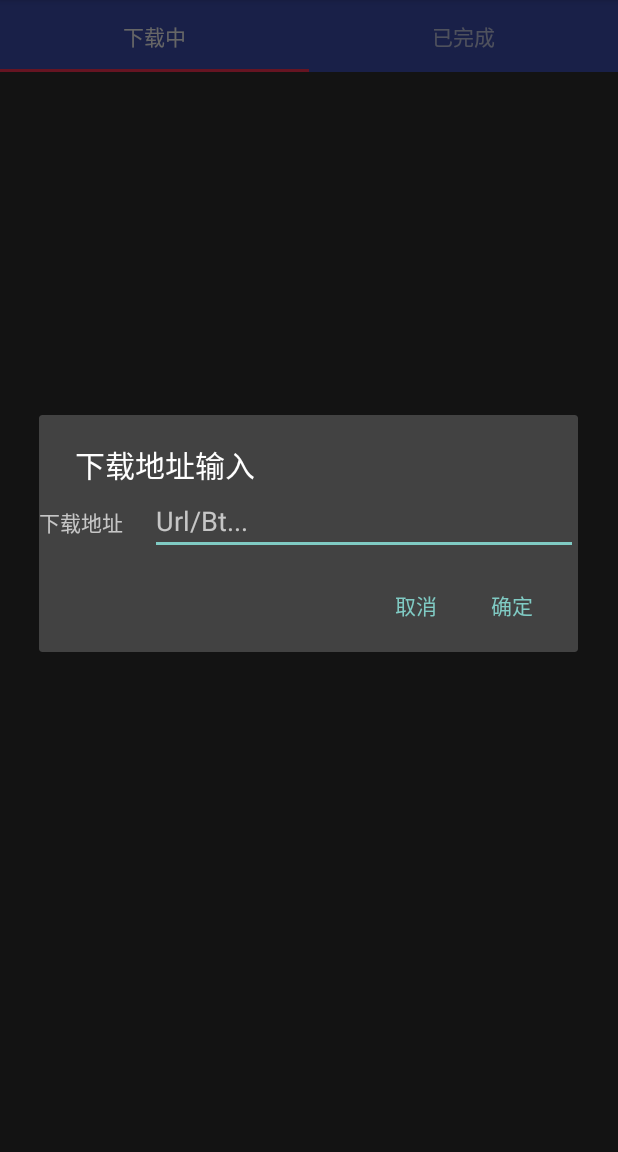
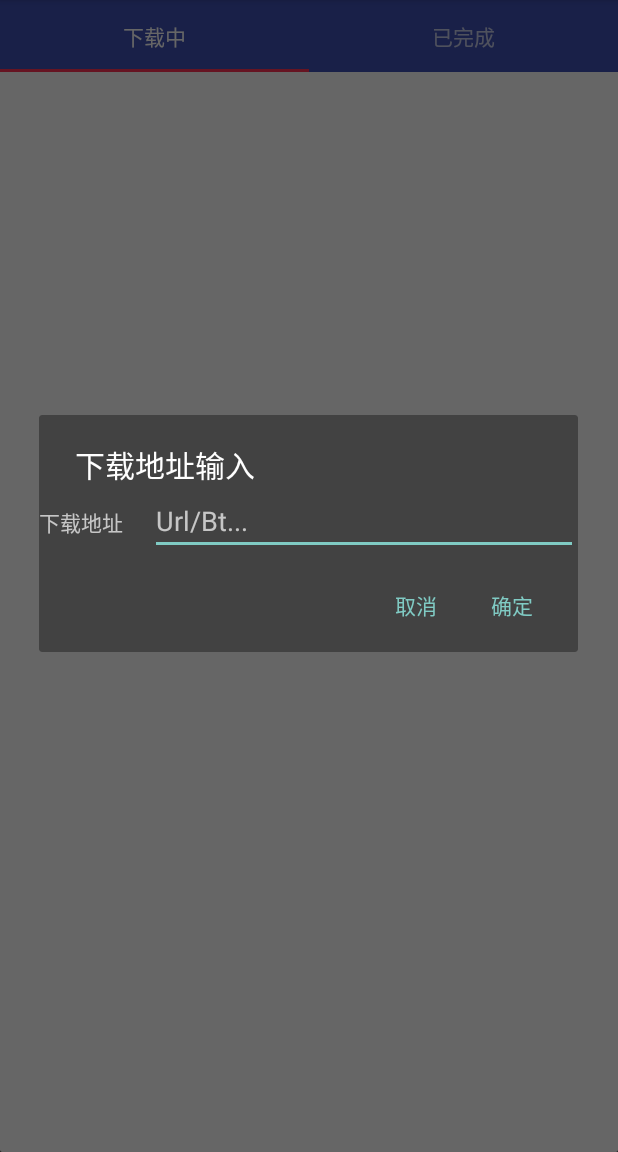
Before and after one commit to MYCROW/DemoProject, an Android app: the screen it shows after launch (MainActivity), after a tap on "添加", on a phone screen of 412 x 824 dp, the part 84-1236 px from its top. Run offline under Robolectric (Android 15) with nearby library versions, the phone set to English and light mode, and no system bars.

Commit message:
Complete modify the func show()

```diff
--- a/app/src/main/java/com/example/crow/demoproject/MainActivity.java
+++ b/app/src/main/java/com/example/crow/demoproject/MainActivity.java
@@ -6,6 +6,8 @@ import android.app.AlertDialog;
 import android.content.Context;
 import android.content.DialogInterface;
 import android.content.pm.PackageManager;
+import android.graphics.drawable.Drawable;
+import android.os.Build;
 import android.support.v4.app.ActivityCompat;
 import android.support.v4.app.Fragment;
 import android.content.Intent;
@@ -14,6 +16,7 @@ import android.support.design.widget.TabLayout;
 import android.support.v4.app.FragmentActivity;
 import android.support.v4.app.FragmentManager;
 import android.support.v4.app.FragmentPagerAdapter;
+import android.support.v4.content.ContextCompat;
 import android.support.v4.view.ViewPager;
 import android.util.Log;
 import android.view.LayoutInflater;
@@ -67,10 +70,6 @@ public class MainActivity extends FragmentActivity implements DownloadFragment.D
     protected void onCreate(Bundle savedInstanceState) {
         super.onCreate(savedInstanceState);
 
-        //LinearLayout linearLayout = findViewById(R.id.main_line);
-
-        //linearLayout.setBackground();
-
         setContentView(R.layout.activity_main);
         pagerAdapter = new MainFragmentPagerAdapter(getSupportFragmentManager(), this);
         viewPager = findViewById(R.id.viewPager);
@@ -92,25 +91,29 @@ public class MainActivity extends FragmentActivity implements DownloadFragment.D
         tabLayout = findViewById(R.id.tabList);
         tabLayout.setupWithViewPager(viewPager);
         tabLayout.setTabMode(TabLayout.MODE_FIXED);
-
+//        用Shape绘制tabLayout控件
+//        Drawable tab_background = ContextCompat.getDrawable(this,R.drawable.tab_background);
+//        if (Build.VERSION.SDK_INT >= Build.VERSION_CODES.JELLY_BEAN) {
+//            tabLayout.setBackground(tab_background);
+//        } else {
+//            tabLayout.setBackgroundDrawable(tab_background);
+//        }
         verifyStoragePermissions(this);
 
         nullflag =true;
         loadFragment();
+
+        Drawable main_background = ContextCompat.getDrawable(this,R.drawable.main_background);
+        LinearLayout linearLayout = findViewById(R.id.main_line);
+        if (Build.VERSION.SDK_INT >= Build.VERSION_CODES.JELLY_BEAN) {
+            linearLayout.setBackground(main_background);
+        } else {
+            linearLayout.setBackgroundDrawable(main_background);
+        }
     }
 
     /**确保DownloadFragment和FinishFragment不为null**/
     void loadFragment(){
-//        if(getFinishFragment && getFinishFragment)
-//            return;
-//        if(pagerAdapter.getDownloadFragment == true) {
-//            this.downloadFragment = pagerAdapter.downloadFragment;
-//            getDownloadFragment = true;
-//        }
-//        if(pagerAdapter.getFinishFragment == true){
-//            this.finishFragment = pagerAdapter.finishFragment;
-//            getFinishFragment = true;
-//        }
         if(pagerAdapter.downloadFragment != null) {
             downloadFragment = pagerAdapter.downloadFragment;
             nullflag = false;
--- a/app/src/main/res/drawable/button_shape.xml
+++ b/app/src/main/res/drawable/button_shape.xml
@@ -3,19 +3,13 @@
 <shape xmlns:android="http://schemas.android.com/apk/res/android"
     android:shape="rectangle">
     <!-- solid指定形状的填充色，只有android:color一个属性 -->
-    <solid android:color="#2F90BD" />
-    <!-- padding设置内容区域离边界的间距 -->
-    <!--<padding-->
-        <!--android:bottom="12dp"-->
-        <!--android:left="12dp"-->
-        <!--android:right="12dp"-->
-        <!--android:top="12dp" />-->
+    <solid android:color="@color/colorButton" />
     <!-- corners设置圆角，只适用于rectangle -->
-    <corners android:radius="200dp" />
+    <corners android:radius="20dp" />
     <!-- stroke设置描边 -->
-    <stroke
-        android:width="2dp"
-        android:color="@android:color/darker_gray"
-        android:dashGap="4dp"
-        android:dashWidth="4dp" />
+    <!--<stroke-->
+        <!--android:width="2dp"-->
+        <!--android:color="@android:color/darker_gray"-->
+        <!--android:dashGap="4dp"-->
+        <!--android:dashWidth="4dp" />-->
 </shape>
--- /dev/null
+++ b/app/src/main/res/drawable/main_background.xml
@@ -0,0 +1,13 @@
+<?xml version="1.0" encoding="utf-8"?>
+<shape xmlns:android="http://schemas.android.com/apk/res/android"
+    android:shape="rectangle">
+    <!--填充颜色-->
+    <solid android:color="@color/colorBackground"/>
+    <!--圆角大小-->
+    <corners android:radius="1dp"/>
+</shape>
+    <!--<layer-list xmlns:android="http://schemas.android.com/apk/res/android" >-->
+    <!--<shape android:shape="rectangle">-->
+    <!--<solid android:color="@color/colorTask"/>-->
+    <!--</shape>-->
+    <!--</layer-list>-->
--- /dev/null
+++ b/app/src/main/res/drawable/tab_background.xml
@@ -0,0 +1,8 @@
+<?xml version="1.0" encoding="utf-8"?>
+<shape xmlns:android="http://schemas.android.com/apk/res/android"
+    android:shape="rectangle">
+    <!--填充颜色-->
+    <solid android:color="@color/colorTask"/>
+    <!--圆角大小-->
+    <corners android:radius="1dp"/>
+</shape>
--- /dev/null
+++ b/app/src/main/res/drawable/textview_shape.xml
@@ -0,0 +1,6 @@
+<?xml version="1.0" encoding="utf-8"?>
+<shape xmlns:android="http://schemas.android.com/apk/res/android"
+    android:shape="rectangle">
+    <solid android:color="@color/colorTextview"/>
+    <corners android:radius="0dp"/>
+</shape>
--- a/app/src/main/res/values/colors.xml
+++ b/app/src/main/res/values/colors.xml
@@ -3,5 +3,11 @@
     <color name="colorPrimary">#3F51B5</color>
     <color name="colorPrimaryDark">#303F9F</color>
     <color name="colorAccent">#FF4081</color>
+    <color name="colorBackground">#ffffff</color>
+    <color name="colorTab">#ffffff</color>
     <color name="transparent">#55ff</color>
+    <color name="colorTask">#ffff00</color>
+    <color name="colorButton">#ff9933</color>
+    <color name="colorStroke">#000000</color>
+    <color name="colorTextview">#ffffa0</color>
 </resources>
```
Also changed, not shown: app/src/main/java/com/example/crow/demoproject/DownloadFragment.java (+40 -74 lines), app/src/main/res/drawable/task_background.xml (added, +14 -0 lines), app/src/main/res/layout/task_layout.xml (added, +60 -0 lines).
